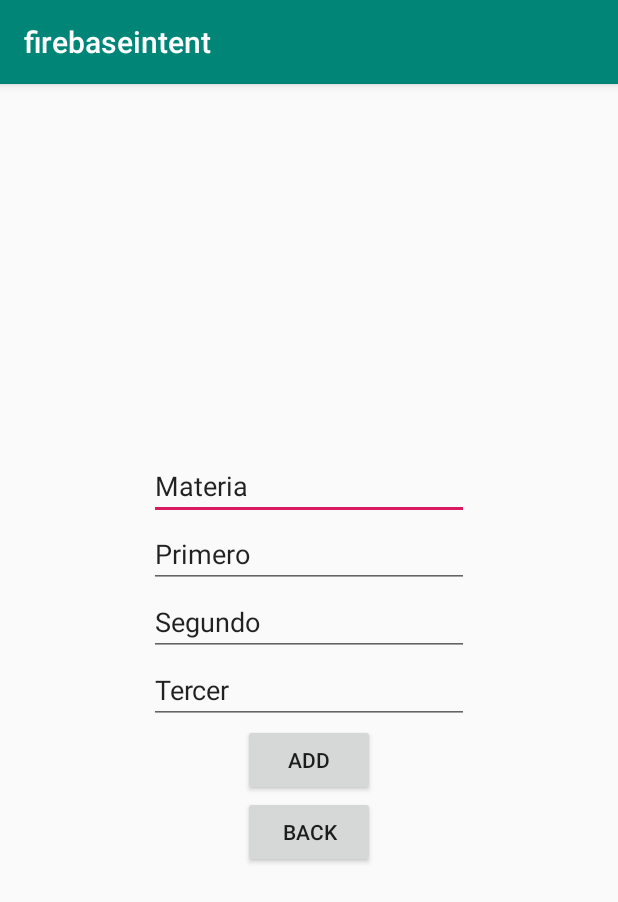
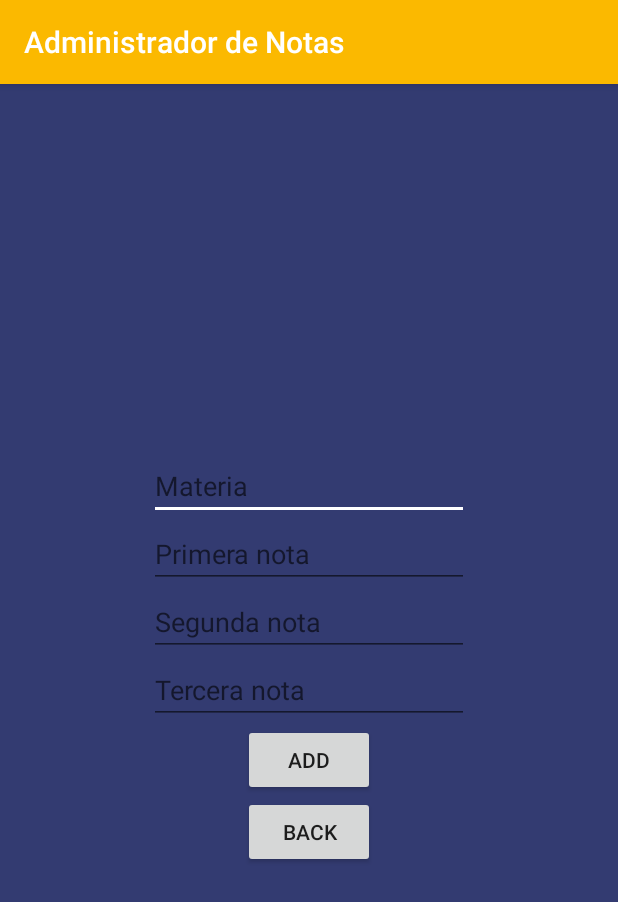
Before and after one commit to cricripaz/firebaseintent, an Android app: the NewNoteActivity screen opened directly, with no data from a screen before it, on a phone screen of 412 x 824 dp. Shown: the top 902 px of the screen. Run offline under Robolectric (Android 15) with nearby library versions, the phone set to English and light mode, and no system bars.

Commit message:
Mejora en estética y funcionamiento de la "Nota Final"

```diff
--- a/app/src/main/java/com/example/firebaseintent/RecyclerView_Config.java
+++ b/app/src/main/java/com/example/firebaseintent/RecyclerView_Config.java
@@ -68,6 +68,7 @@ public class RecyclerView_Config {
             mnotafinal.setText(note.getResultado());
             mmateria.setText(note.getN_materia());
             this.key = key;
+            mmateria.setSelected(true);
 
         }
 
--- a/app/src/main/res/layout/activity_main.xml
+++ b/app/src/main/res/layout/activity_main.xml
@@ -6,6 +6,7 @@
     android:layout_width="match_parent"
     android:layout_height="match_parent"
     android:orientation="vertical"
+    android:background="@color/colorPrimaryDark"
     tools:context=".MainActivity">
 
 
--- a/app/src/main/res/layout/activity_new_note.xml
+++ b/app/src/main/res/layout/activity_new_note.xml
@@ -5,6 +5,7 @@
     android:layout_width="match_parent"
     android:layout_height="match_parent"
     android:orientation="vertical"
+    android:background="@color/colorPrimaryDark"
     android:gravity="center"
     tools:context=".NewNoteActivity">
 
@@ -14,7 +15,7 @@
         android:layout_height="wrap_content"
         android:ems="10"
         android:inputType="textPersonName"
-        android:text="Materia"
+        android:hint="Materia"
         app:layout_constraintEnd_toEndOf="parent"
         app:layout_constraintHorizontal_bias="0.5"
         app:layout_constraintStart_toStartOf="parent"
@@ -25,8 +26,8 @@
         android:layout_width="wrap_content"
         android:layout_height="wrap_content"
         android:ems="10"
-        android:inputType="textPersonName"
-        android:text="Primero"
+        android:inputType="number"
+        android:hint="Primera nota"
         app:layout_constraintEnd_toEndOf="parent"
         app:layout_constraintHorizontal_bias="0.5"
         app:layout_constraintStart_toStartOf="parent"
@@ -37,8 +38,8 @@
         android:layout_width="wrap_content"
         android:layout_height="wrap_content"
         android:ems="10"
-        android:inputType="textPersonName"
-        android:text="Segundo"
+        android:inputType="number"
+        android:hint="Segunda nota"
         tools:layout_editor_absoluteX="99dp"
         tools:layout_editor_absoluteY="216dp" />
 
@@ -47,8 +48,8 @@
         android:layout_width="wrap_content"
         android:layout_height="wrap_content"
         android:ems="10"
-        android:inputType="textPersonName"
-        android:text="Tercer "
+        android:inputType="number"
+        android:hint="Tercera nota"
         tools:layout_editor_absoluteX="99dp"
         tools:layout_editor_absoluteY="283dp" />
 
--- a/app/src/main/res/values/colors.xml
+++ b/app/src/main/res/values/colors.xml
@@ -1,6 +1,13 @@
 <?xml version="1.0" encoding="utf-8"?>
 <resources>
-    <color name="colorPrimary">#008577</color>
-    <color name="colorPrimaryDark">#00574B</color>
-    <color name="colorAccent">#D81B60</color>
+    <color name="colorBackGround">#E80A0C24</color>
+    <color name="colorPrimary">#FBB900</color>
+    <color name="colorDarkYellow">#F5B200</color>
+    <color name="colorPrimaryDark">#E61E2763</color>
+    <color name="colorPrimaryDarker">#E6171E4D</color>
+    <color name="colorAccent">#FFFFFF</color>
+    <color name="colorTransparent">#80000000</color>
+    <color name="colorNoColor">#00FFFFFF</color>
+    <color name="colorGreen">#468FFF00</color>
+    <color name="colorRed">#4FFF0000</color>
 </resources>
--- a/app/src/main/res/values/strings.xml
+++ b/app/src/main/res/values/strings.xml
@@ -1,3 +1,3 @@
 <resources>
-    <string name="app_name">firebaseintent</string>
+    <string name="app_name">Administrador de Notas</string>
 </resources>
```
Also changed, not shown: app/src/main/java/com/example/firebaseintent/Notes.java (+15 -1 lines), app/src/main/res/drawable/table.xml (added, +12 -0 lines), app/src/main/res/layout/activity_note_details.xml (+5 -4 lines), app/src/main/res/layout/grade_item.xml (+6 -4 lines).
